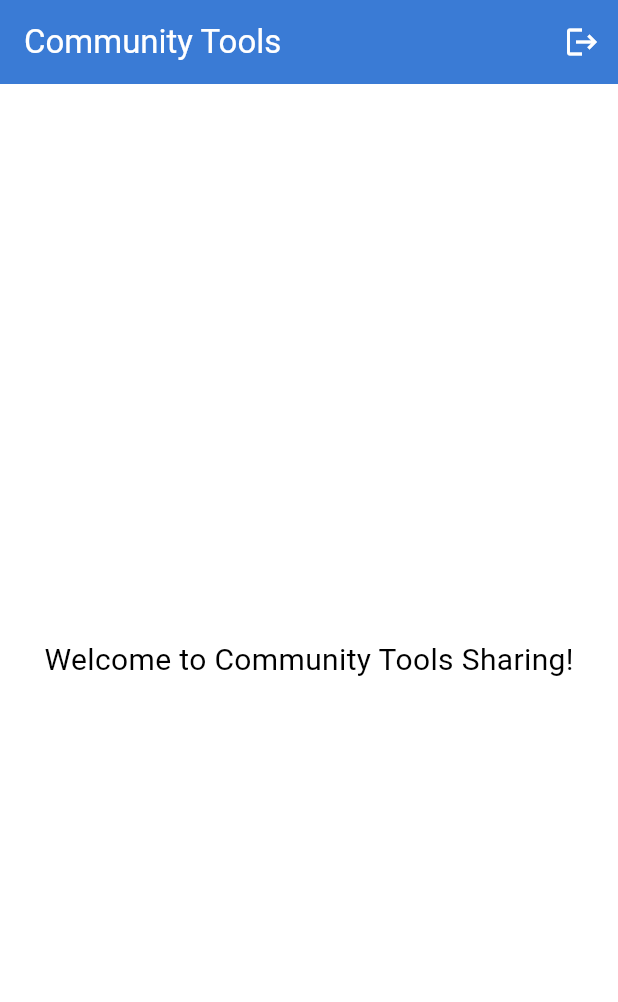
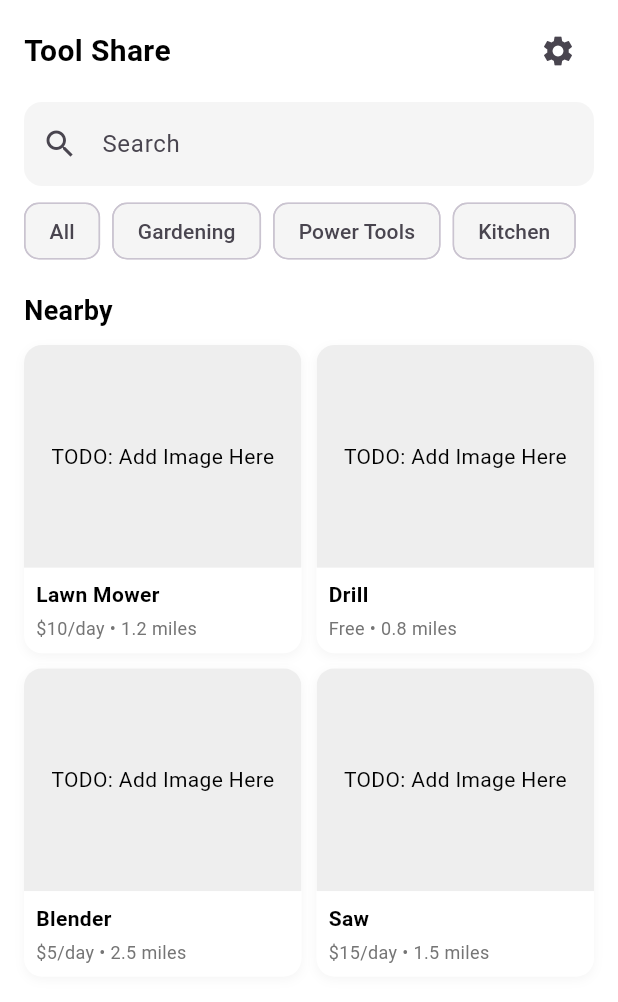
Before and after one commit to Mohammed512005/DEPI-Final-Project, a Flutter app: the HomeScreen widget shown alone on an empty page, opened directly, on a phone screen of 412 x 824 dp. Shown: the top 1002 px of the screen. Run offline on Flutter 3.47's test engine with Material 3 defaults, Android fonts, the phone set to English and light mode, and no system bars; our stand-ins replace flutter_bloc, shared_preferences; accounts and stored records are empty.

Commit message:
Refactor app structure: update initial route, add main layout and screens, and implement UI components

```diff
--- a/community_tools_sharing/lib/main.dart
+++ b/community_tools_sharing/lib/main.dart
@@ -21,7 +21,7 @@ class CommunityToolsApp extends StatelessWidget {
         theme: AppThemes.lightTheme,
         darkTheme: AppThemes.darkTheme,
         themeMode: ThemeMode.light,
-        initialRoute: AppRoutes.splash,
+        initialRoute: AppRoutes.home,
         routes: AppRoutes.routes,
       ),
     );
--- /dev/null
+++ b/community_tools_sharing/lib/ui/screens/home/add_tool_screen.dart
@@ -0,0 +1,10 @@
+import 'package:flutter/material.dart';
+
+class AddToolScreen extends StatelessWidget {
+  const AddToolScreen({super.key});
+
+  @override
+  Widget build(BuildContext context) {
+    return const Center(child: Text('Add Tools – TODO: Add UI'));
+  }
+}
--- /dev/null
+++ b/community_tools_sharing/lib/ui/screens/home/home_screen.dart
@@ -0,0 +1,119 @@
+import 'package:community_tools_sharing/ui/widgets/category_chip.dart';
+import 'package:community_tools_sharing/ui/widgets/nearby_item_card.dart';
+import 'package:community_tools_sharing/ui/widgets/search_bar.dart';
+import 'package:flutter/material.dart';
+
+class HomeScreen extends StatelessWidget {
+  const HomeScreen({super.key});
+
+  final List<String> categories = const [
+    'All',
+    'Gardening',
+    'Power Tools',
+    'Kitchen',
+  ];
+
+  final List<Map<String, dynamic>> nearbyItems = const [
+    {
+      'title': 'Lawn Mower',
+      'price': '\$10/day',
+      'distance': '1.2 miles',
+      'image': 'TODO: add image here'
+    },
+    {
+      'title': 'Drill',
+      'price': 'Free',
+      'distance': '0.8 miles',
+      'image': 'TODO: add image here'
+    },
+    {
+      'title': 'Blender',
+      'price': '\$5/day',
+      'distance': '2.5 miles',
+      'image': 'TODO: add image here'
+    },
+    {
+      'title': 'Saw',
+      'price': '\$15/day',
+      'distance': '1.5 miles',
+      'image': 'TODO: add image here'
+    },
+  ];
+
+  @override
+  Widget build(BuildContext context) {
+    return SafeArea(
+      child: Padding(
+        padding: const EdgeInsets.symmetric(horizontal: 16.0, vertical: 10),
+        child: Column(
+          crossAxisAlignment: CrossAxisAlignment.start,
+          children: [
+            // Header
+            Row(
+              mainAxisAlignment: MainAxisAlignment.spaceBetween,
+              children: [
+                const Text(
+                  'Tool Share',
+                  style: TextStyle(fontSize: 20, fontWeight: FontWeight.bold),
+                ),
+                IconButton(
+                  onPressed: () {
+                    // TODO: open filter/sort modal
+                  },
+                  icon: const Icon(Icons.settings),
+                ),
+              ],
+            ),
+            const SizedBox(height: 10),
+
+            // Search bar
+            const CustomSearchBar(),
+            const SizedBox(height: 10),
+
+            // Category list
+            SizedBox(
+              height: 40,
+              child: ListView.separated(
+                scrollDirection: Axis.horizontal,
+                itemCount: categories.length,
+                separatorBuilder: (_, __) => const SizedBox(width: 8),
+                itemBuilder: (context, index) {
+                  return CategoryChip(label: categories[index]);
+                },
+              ),
+            ),
+            const SizedBox(height: 20),
+
+            const Text(
+              'Nearby',
+              style: TextStyle(fontSize: 18, fontWeight: FontWeight.bold),
+            ),
+            const SizedBox(height: 10),
+
+            // Nearby Items
+            Expanded(
+              child: GridView.builder(
+                itemCount: nearbyItems.length,
+                gridDelegate: const SliverGridDelegateWithFixedCrossAxisCount(
+                  crossAxisCount: 2,
+                  childAspectRatio: 0.9,
+                  crossAxisSpacing: 10,
+                  mainAxisSpacing: 10,
+                ),
+                itemBuilder: (context, index) {
+                  final item = nearbyItems[index];
+                  return NearbyItemCard(
+                    title: item['title'],
+                    price: item['price'],
+                    distance: item['distance'],
+                    image: item['image'],
+                  );
+                },
+              ),
+            ),
+          ],
+        ),
+      ),
+    );
+  }
+}
--- a/community_tools_sharing/lib/ui/screens/home_screen.dart
+++ /dev/null
@@ -1,33 +0,0 @@
-import 'package:flutter/material.dart';
-import '../../cubit/app_cubit.dart';
-import '../../utils/app_colors.dart';
-import 'package:flutter_bloc/flutter_bloc.dart';
-import '../../utils/app_routes.dart';
-
-class HomeScreen extends StatelessWidget {
-  const HomeScreen({super.key});
-
-  @override
-  Widget build(BuildContext context) {
-    return Scaffold(
-      appBar: AppBar(
-        title: const Text('Community Tools'),
-        actions: [
-          IconButton(
-            icon: const Icon(Icons.logout),
-            onPressed: () {
-              context.read<AppCubit>().logout();
-              Navigator.pushReplacementNamed(context, AppRoutes.login);
-            },
-          ),
-        ],
-      ),
-      body: const Center(
-        child: Text(
-          'Welcome to Community Tools Sharing!',
-          style: TextStyle(fontSize: 20, color: AppColors.text),
-        ),
-      ),
-    );
-  }
-}
--- /dev/null
+++ b/community_tools_sharing/lib/ui/widgets/category_chip.dart
@@ -0,0 +1,15 @@
+import 'package:flutter/material.dart';
+
+class CategoryChip extends StatelessWidget {
+  final String label;
+  const CategoryChip({super.key, required this.label});
+
+  @override
+  Widget build(BuildContext context) {
+    return Chip(
+      label: Text(label),
+      backgroundColor: Colors.grey.shade100,
+      shape: RoundedRectangleBorder(borderRadius: BorderRadius.circular(10)),
+    );
+  }
+}
--- /dev/null
+++ b/community_tools_sharing/lib/ui/widgets/nearby_item_card.dart
@@ -0,0 +1,65 @@
+import 'package:flutter/material.dart';
+
+class NearbyItemCard extends StatelessWidget {
+  final String title;
+  final String price;
+  final String distance;
+  final String image;
+
+  const NearbyItemCard({
+    super.key,
+    required this.title,
+    required this.price,
+    required this.distance,
+    required this.image,
+  });
+
+  @override
+  Widget build(BuildContext context) {
+    return GestureDetector(
+      onTap: () {
+        // TODO: navigate to item details screen
+      },
+      child: Container(
+        decoration: BoxDecoration(
+          color: Colors.white,
+          borderRadius: BorderRadius.circular(12),
+          boxShadow: [
+            BoxShadow(
+              color: Colors.grey.withOpacity(0.1),
+              blurRadius: 5,
+              offset: const Offset(0, 2),
+            ),
+          ],
+        ),
+        child: Column(
+          crossAxisAlignment: CrossAxisAlignment.start,
+          children: [
+            Expanded(
+              child: ClipRRect(
+                borderRadius: const BorderRadius.vertical(top: Radius.circular(12)),
+                child: Container(
+                  color: Colors.grey.shade200,
+                  child: Center(
+                    child: Text('TODO: Add Image Here'),
+                  ),
+                ),
+              ),
+            ),
+            Padding(
+              padding: const EdgeInsets.all(8.0),
+              child: Column(
+                crossAxisAlignment: CrossAxisAlignment.start,
+                children: [
+                  Text(title, style: const TextStyle(fontWeight: FontWeight.w600)),
+                  const SizedBox(height: 4),
+                  Text('$price • $distance', style: TextStyle(color: Colors.grey[600], fontSize: 12)),
+                ],
+              ),
+            ),
+          ],
+        ),
+      ),
+    );
+  }
+}
--- /dev/null
+++ b/community_tools_sharing/lib/ui/widgets/search_bar.dart
@@ -0,0 +1,24 @@
+import 'package:flutter/material.dart';
+
+class CustomSearchBar extends StatelessWidget {
+  const CustomSearchBar({Key? key}) : super(key: key);
+
+  @override
+  Widget build(BuildContext context) {
+    return TextField(
+      decoration: InputDecoration(
+        prefixIcon: const Icon(Icons.search),
+        hintText: 'Search',
+        filled: true,
+        fillColor: Colors.grey.shade100,
+        border: OutlineInputBorder(
+          borderRadius: BorderRadius.circular(12),
+          borderSide: BorderSide.none,
+        ),
+      ),
+      onChanged: (value) {
+        // TODO: add search logic
+      },
+    );
+  }
+}
--- a/community_tools_sharing/lib/utils/app_routes.dart
+++ b/community_tools_sharing/lib/utils/app_routes.dart
@@ -1,5 +1,9 @@
+import 'package:community_tools_sharing/ui/screens/home/add_tool_screen.dart';
+import 'package:community_tools_sharing/ui/screens/home/booking_screen.dart';
+import 'package:community_tools_sharing/ui/screens/home/browse_screen.dart';
+import 'package:community_tools_sharing/ui/screens/home/main_layout.dart';
+import 'package:community_tools_sharing/ui/screens/home/profile_screen.dart';
 import 'package:flutter/material.dart';
-import '../ui/screens/home_screen.dart';
 import '../ui/screens/login_screen.dart';
 import '../ui/screens/splash_screen.dart';
 
@@ -7,10 +11,18 @@ class AppRoutes {
   static const String splash = '/';
   static const String login = '/login';
   static const String home = '/home';
+  static const String browse = '/browse';
+  static const String addTool = '/add_tool';
+  static const String bookings = '/bookings';
+  static const String profile = '/profile';
 
   static final Map<String, WidgetBuilder> routes = {
     splash: (context) => const SplashScreen(),
     login: (context) => const LoginScreen(),
-    home: (context) => const HomeScreen(),
+    home: (context) => const MainLayout(),
+    browse: (context) => const BrowseScreen(),
+    addTool: (context) => const AddToolScreen(),
+    bookings: (context) => const BookingScreen(),
+    profile: (context) => const ProfileScreen(),
   };
 }
```
Also changed, not shown: community_tools_sharing/lib/ui/screens/home/booking_screen.dart (added, +10 -0 lines), community_tools_sharing/lib/ui/screens/home/browse_screen.dart (added, +10 -0 lines), community_tools_sharing/lib/ui/screens/home/main_layout.dart (added, +76 -0 lines), community_tools_sharing/lib/ui/screens/home/profile_screen.dart (added, +10 -0 lines).
